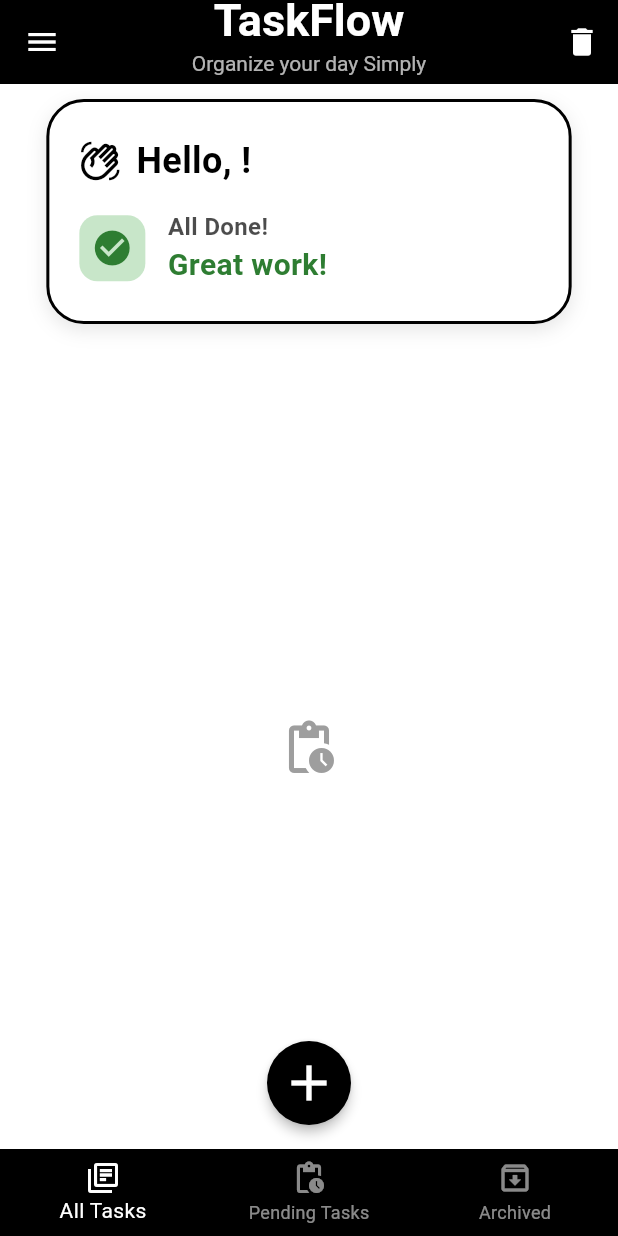
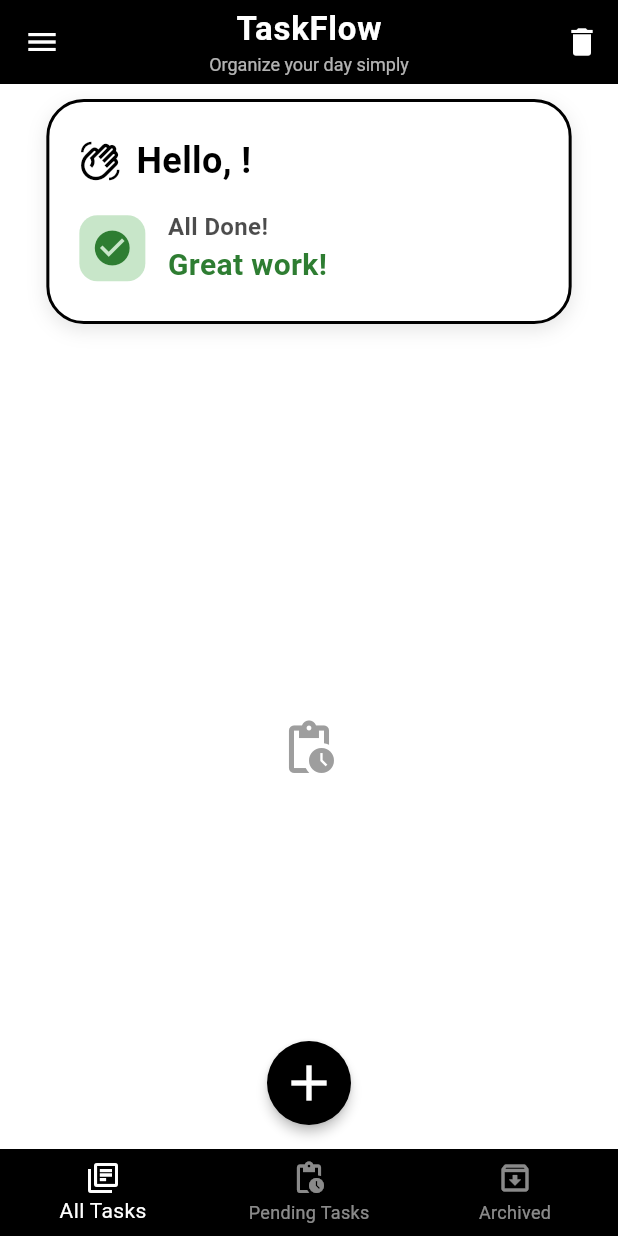
Before and after one commit to klarasameh1/TaskyApp, a Flutter app: the HomeScreen screen opened directly with empty values, on a phone screen of 412 x 824 dp. Run offline on Flutter 3.47's test engine with Material 3 defaults, Android fonts, the phone set to English and light mode, and no system bars; our stand-ins replace sqflite; accounts and stored records are empty.

Commit message:
title edit

```diff
--- a/lib/screens/home_screen.dart
+++ b/lib/screens/home_screen.dart
@@ -67,25 +67,28 @@ class _HomeScreenState extends State<HomeScreen> {
         surfaceTintColor: Colors.transparent,
         centerTitle: true,
         title: Column(
-          children: [
-            const Text(
+          mainAxisSize: MainAxisSize.min,
+          children: const [
+            Text(
               "TaskFlow",
               style: TextStyle(
-                fontWeight: FontWeight.bold,
-                fontSize: 30,
-                color: Colors.white,
+                fontSize: 22,
+                fontWeight: FontWeight.w700,
+                letterSpacing: 0.5,
+                color: Colors.white
               ),
             ),
+            SizedBox(height: 2),
             Text(
-              "Organize your day Simply",
-              style: const TextStyle(
-                fontSize: 14,
+              "Organize your day simply",
+              style: TextStyle(
+                fontSize: 12,
                 color: Colors.white70,
               ),
             ),
-            SizedBox(height: 10,)
           ],
         ),
+
         actions: selectedItem == 0
             ? [
           IconButton(
```
